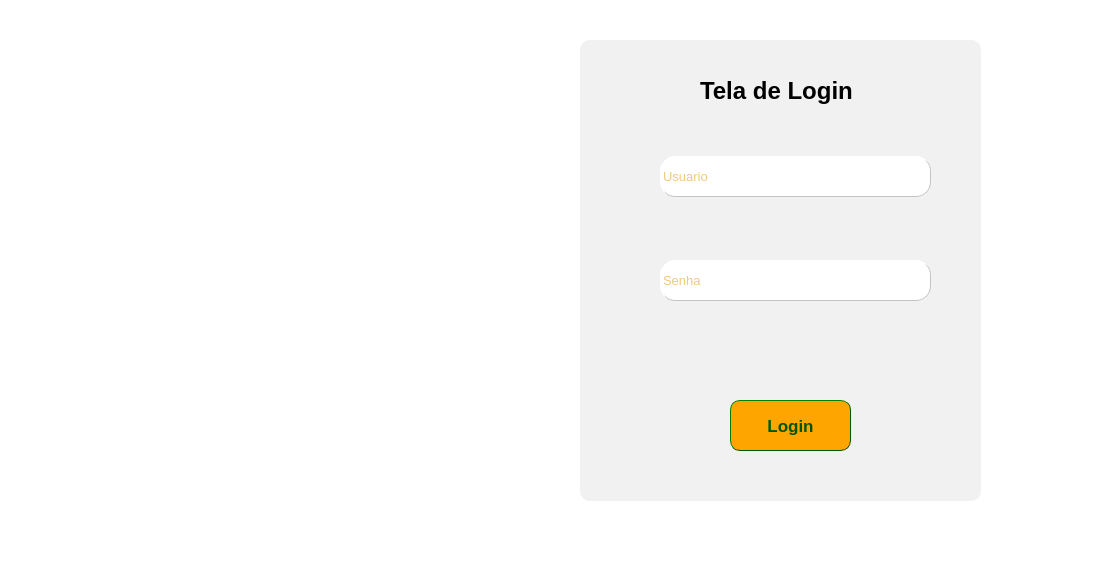
First picture: the form in tela_login/primeira_tela.ui, repository auriceliof/unifametro-map-aps, before the edit.
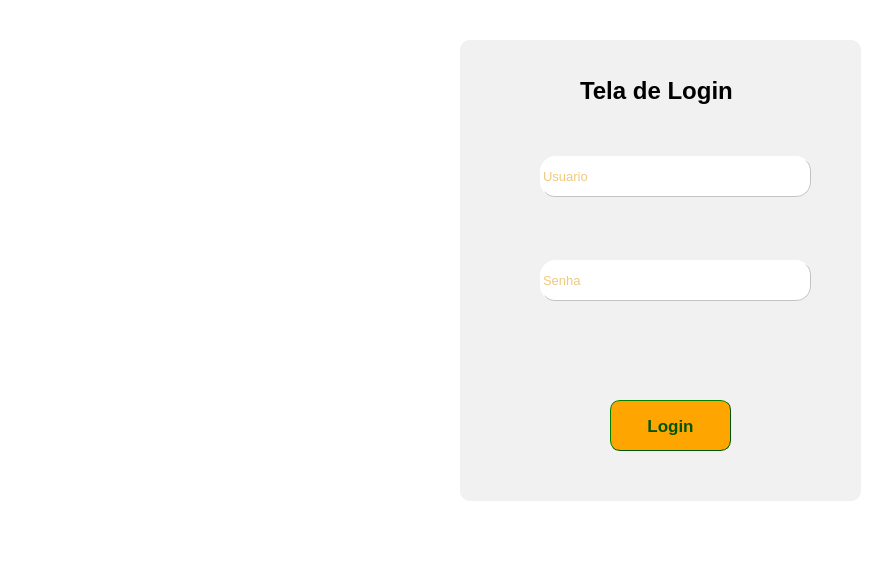
Second picture: the form after the edit. Icons and pictures are not drawn.

The edit to the form file:
```diff
--- a/tela_login/primeira_tela.ui
+++ b/tela_login/primeira_tela.ui
@@ -6,7 +6,7 @@
    <rect>
     <x>0</x>
     <y>0</y>
-    <width>1104</width>
+    <width>893</width>
     <height>566</height>
    </rect>
   </property>
@@ -20,7 +20,7 @@
    <widget class="QPushButton" name="pushButton">
     <property name="geometry">
      <rect>
-      <x>730</x>
+      <x>610</x>
       <y>400</y>
       <width>121</width>
       <height>51</height>
@@ -51,7 +51,7 @@
    <widget class="QLineEdit" name="lineEdit">
     <property name="geometry">
      <rect>
-      <x>660</x>
+      <x>540</x>
       <y>156</y>
       <width>271</width>
       <height>41</height>
@@ -92,7 +92,7 @@
    <widget class="QLineEdit" name="lineEdit_2">
     <property name="geometry">
      <rect>
-      <x>660</x>
+      <x>540</x>
       <y>260</y>
       <width>271</width>
       <height>41</height>
@@ -122,7 +122,7 @@
    <widget class="QLabel" name="label_2">
     <property name="geometry">
      <rect>
-      <x>625</x>
+      <x>505</x>
       <y>160</y>
       <width>41</width>
       <height>31</height>
@@ -144,7 +144,7 @@
    <widget class="QLabel" name="label_3">
     <property name="geometry">
      <rect>
-      <x>620</x>
+      <x>500</x>
       <y>260</y>
       <width>51</width>
       <height>41</height>
@@ -163,7 +163,7 @@
    <widget class="QLabel" name="label_4">
     <property name="geometry">
      <rect>
-      <x>680</x>
+      <x>560</x>
       <y>331</y>
       <width>241</width>
       <height>40</height>
@@ -208,7 +208,7 @@
    <widget class="QLabel" name="label">
     <property name="geometry">
      <rect>
-      <x>700</x>
+      <x>580</x>
       <y>70</y>
       <width>181</width>
       <height>41</height>
@@ -253,7 +253,7 @@
    <widget class="QLabel" name="label_7">
     <property name="geometry">
      <rect>
-      <x>580</x>
+      <x>460</x>
       <y>40</y>
       <width>401</width>
       <height>461</height>
```
